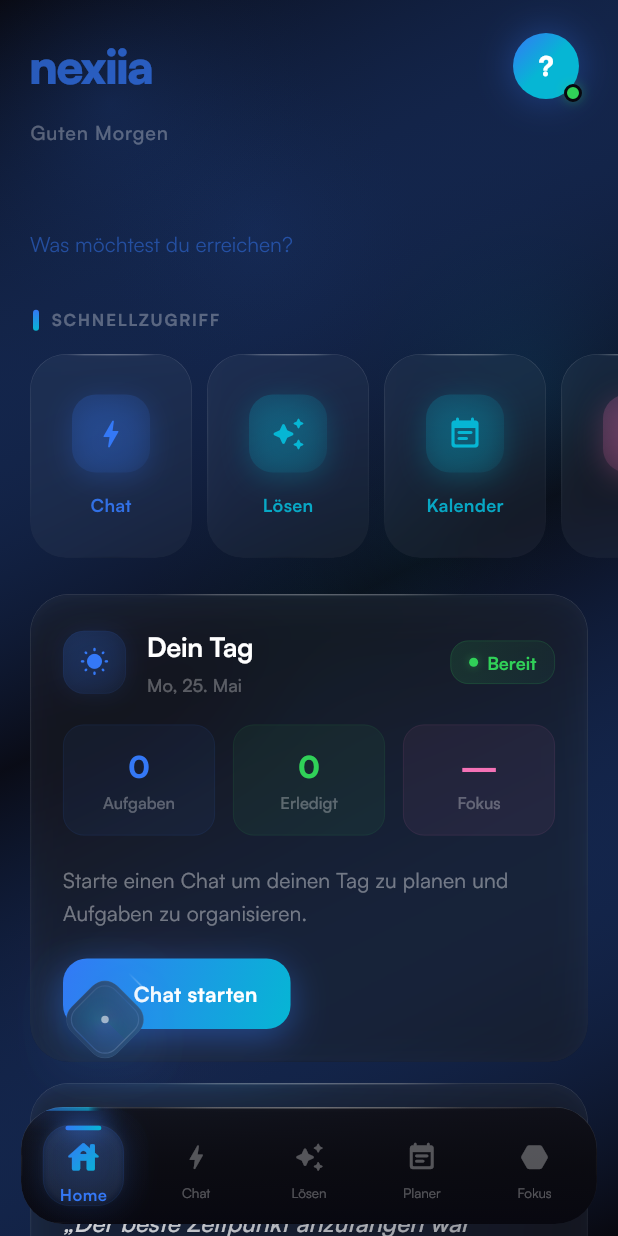
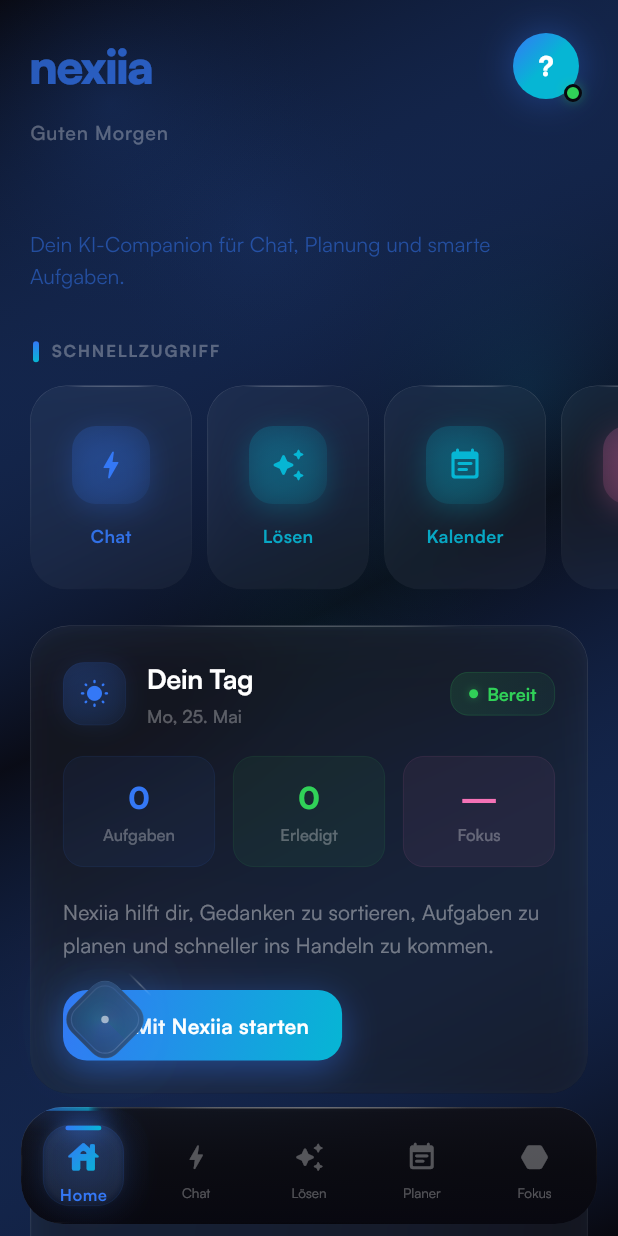
Before and after one commit to yamanalali120-arch/Nexiia_ai.V2, a Flutter app: the HomeScreen screen opened directly, on a phone screen of 412 x 824 dp. Run offline on Flutter 3.47's test engine with Material 3 defaults, Android fonts, the phone set to English and light mode, and no system bars; our stand-ins replace flutter_dotenv, flutter_riverpod, shared_preferences, supabase_flutter; accounts and stored records are empty.

Commit message:
Update Nexiia branding and metadata

```diff
--- a/lib/features/home/home_screen.dart
+++ b/lib/features/home/home_screen.dart
@@ -700,22 +700,9 @@
   //  HOME TAB
   // ════════════════════════════════════════════════════
 
-  String _getDynamicSubtitle() {
-    final h = DateTime.now().hour;
-    final subs = <String>[
-      'Was steht heute an?',
-      'Bereit für den Tag?',
-      'Was beschäftigt dich?',
-      'Wie kann ich helfen?',
-      'Worauf liegt dein Fokus?',
-      'Lass uns loslegen',
-      'Was brauchst du gerade?',
-      'Neuer Tag, neue Energie',
-      'Was möchtest du erreichen?',
-    ];
-    final seed = h * 7 + _userName.hashCode;
-    return subs[seed.abs() % subs.length];
-  }
+String _getDynamicSubtitle() {
+  return 'Dein KI-Companion für Chat, Planung und smarte Aufgaben.';
+}
 
   Widget _buildHomeTab() {
     final double tp = MediaQuery.of(context).padding.top;
@@ -1226,7 +1213,7 @@
           ),
           const SizedBox(height: 18),
           const Text(
-            'Starte einen Chat um deinen Tag zu planen und Aufgaben zu organisieren.',
+            'Nexiia hilft dir, Gedanken zu sortieren, Aufgaben zu planen und schneller ins Handeln zu kommen.',
             style: TextStyle(
               fontFamily: 'Satoshi',
               color: AppColors.white40,
@@ -1401,7 +1388,7 @@
                 Icon(Icons.bolt_rounded, color: Colors.white, size: 17),
                 SizedBox(width: 8),
                 Text(
-                  'Chat starten',
+                  'Mit Nexiia starten',
                   style: TextStyle(
                     fontFamily: 'Satoshi',
                     color: Colors.white,
@@ -1494,7 +1481,7 @@
               crossAxisAlignment: CrossAxisAlignment.start,
               children: [
                 const Text(
-                  'Nexiia Companion',
+                  'Online • Bereit für dich',
                   style: TextStyle(
                     fontFamily: 'Satoshi',
                     color: AppColors.white80,
@@ -1533,7 +1520,7 @@
                     ),
                     const SizedBox(width: 6),
                     const Text(
-                      'Online • Bereit für dich',
+                      'Bereit für Chat, Planung & Fokus',
                       style: TextStyle(
                         fontFamily: 'Satoshi',
                         color: AppColors.white30,
```
Also changed, not shown: 1 other file.
